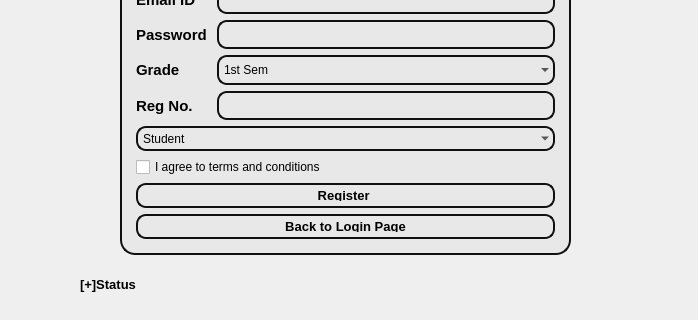
suvam452/Mulyankan, file registration.ui: the form before one commit; both pictures show x 0 to 698 and y 176 to 496 of the 698 by 496 pixel window.
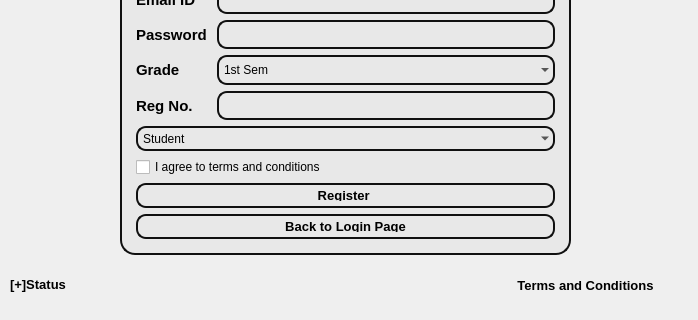
The form after the commit.

```diff
--- a/registration.ui
+++ b/registration.ui
@@ -389,7 +389,7 @@
    <widget class="QLabel" name="label_status2">
     <property name="geometry">
      <rect>
-      <x>80</x>
+      <x>10</x>
       <y>450</y>
       <width>341</width>
       <height>21</height>
@@ -405,6 +405,37 @@
      <string>[+]Status </string>
     </property>
    </widget>
+   <widget class="QPushButton" name="pushButton_terms">
+    <property name="geometry">
+     <rect>
+      <x>500</x>
+      <y>450</y>
+      <width>171</width>
+      <height>23</height>
+     </rect>
+    </property>
+    <property name="font">
+     <font>
+      <pointsize>10</pointsize>
+      <bold>true</bold>
+     </font>
+    </property>
+    <property name="styleSheet">
+     <string notr="true">QPushButton {
+    border: 2px solid rgba(0, 0, 0, 0); /* Fully transparent */
+    border-radius: 10px;
+    background-color: rgba(255, 255, 255, 0); /* Fully transparent */
+    min-width: 9px;
+    min-height: 9px;
+    padding: 5px;
+    margin: 0px;
+}
+</string>
+    </property>
+    <property name="text">
+     <string>Terms and Conditions</string>
+    </property>
+   </widget>
   </widget>
  </widget>
  <resources/>
```
